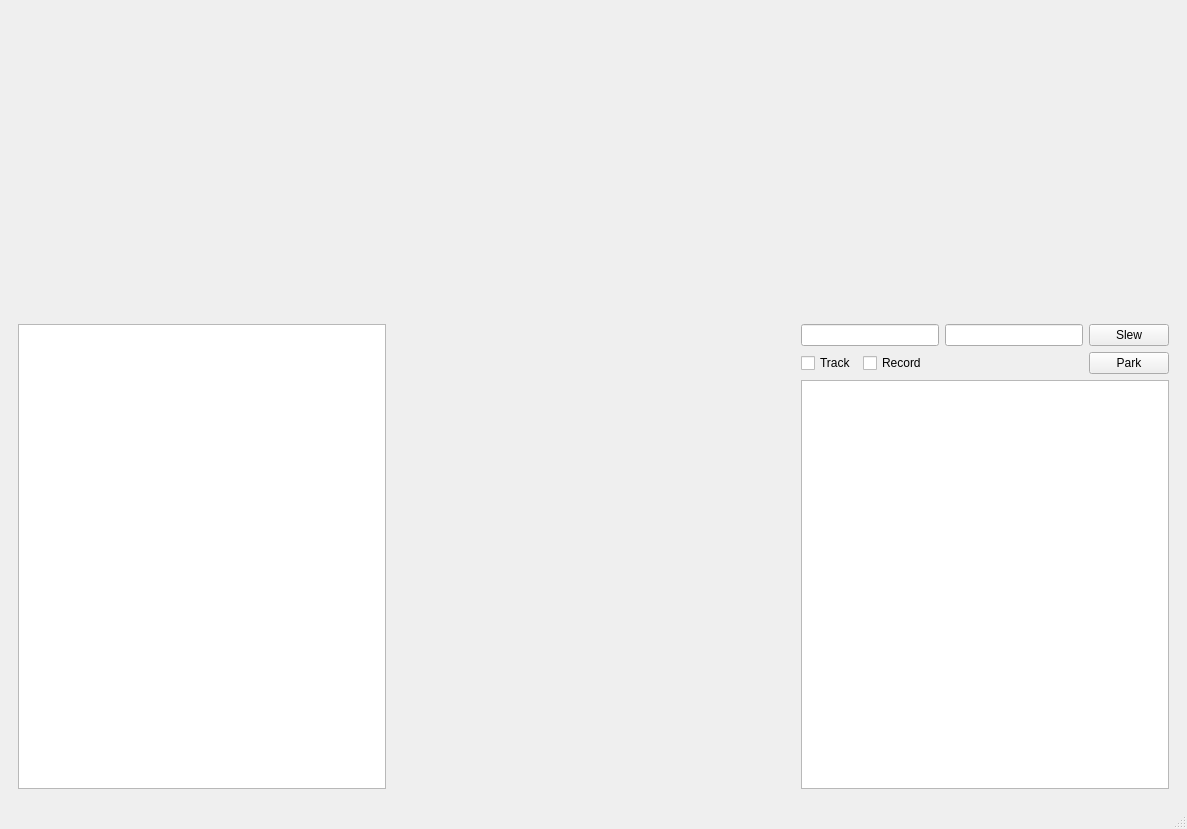
The window that frontend/qt5gui.ui (bgwalter/RadioTelescope) describes before a commit, drawn with Qt 5.
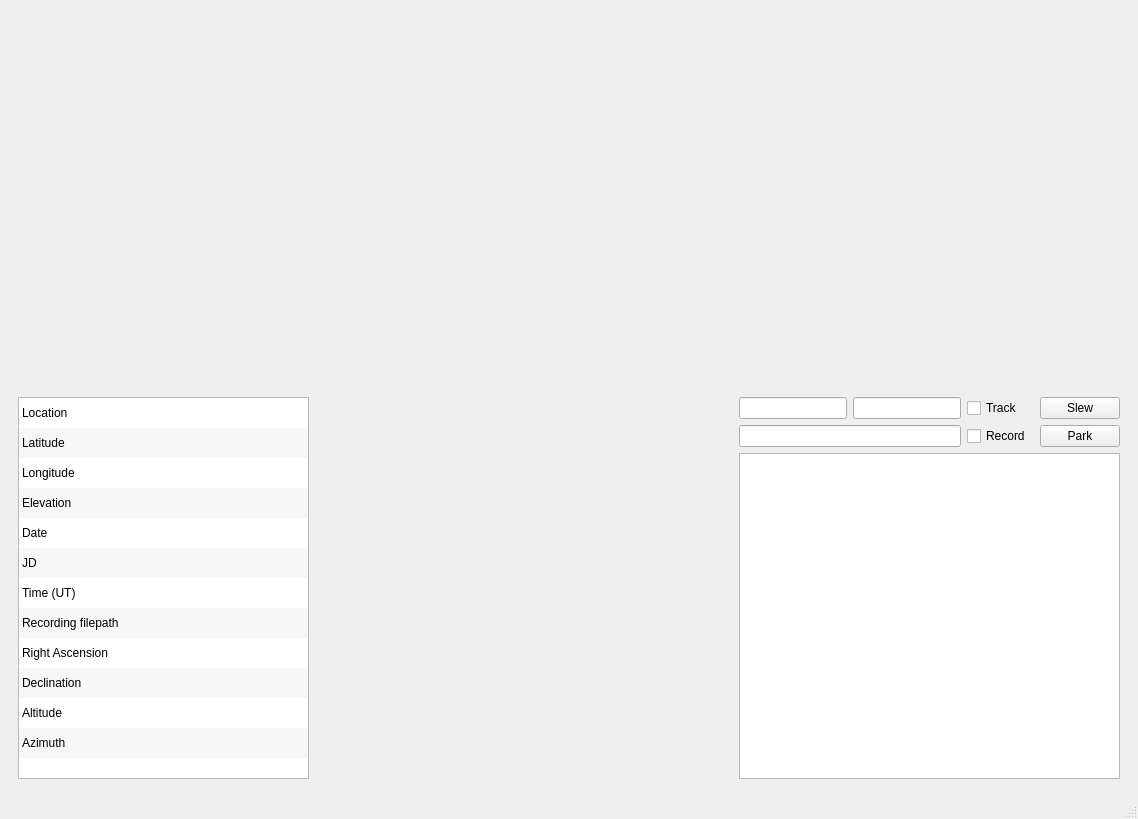
The same window after the commit.

The edit to the form file:
```diff
--- a/frontend/qt5gui.ui
+++ b/frontend/qt5gui.ui
@@ -6,8 +6,8 @@
    <rect>
     <x>0</x>
     <y>0</y>
-    <width>1187</width>
-    <height>829</height>
+    <width>1138</width>
+    <height>819</height>
    </rect>
   </property>
   <property name="windowTitle">
@@ -20,6 +20,12 @@
    <layout class="QVBoxLayout" name="verticalLayout">
     <item>
      <widget class="QWidget" name="radioSignal" native="true">
+      <property name="sizePolicy">
+       <sizepolicy hsizetype="Expanding" vsizetype="Expanding">
+        <horstretch>0</horstretch>
+        <verstretch>0</verstretch>
+       </sizepolicy>
+      </property>
       <property name="minimumSize">
        <size>
         <width>0</width>
@@ -40,7 +46,130 @@
         </property>
         <layout class="QVBoxLayout" name="verticalLayout_4">
          <item>
-          <widget class="QListWidget" name="telescopeInfo"/>
+          <widget class="QTableWidget" name="telescopeInfo">
+           <property name="sizePolicy">
+            <sizepolicy hsizetype="Expanding" vsizetype="Preferred">
+             <horstretch>0</horstretch>
+             <verstretch>0</verstretch>
+            </sizepolicy>
+           </property>
+           <property name="maximumSize">
+            <size>
+             <width>300</width>
+             <height>16777215</height>
+            </size>
+           </property>
+           <property name="editTriggers">
+            <set>QAbstractItemView::NoEditTriggers</set>
+           </property>
+           <property name="alternatingRowColors">
+            <bool>true</bool>
+           </property>
+           <property name="showGrid">
+            <bool>false</bool>
+           </property>
+           <property name="gridStyle">
+            <enum>Qt::DotLine</enum>
+           </property>
+           <property name="sortingEnabled">
+            <bool>false</bool>
+           </property>
+           <property name="rowCount">
+            <number>12</number>
+           </property>
+           <property name="columnCount">
+            <number>2</number>
+           </property>
+           <attribute name="horizontalHeaderVisible">
+            <bool>false</bool>
+           </attribute>
+           <attribute name="horizontalHeaderDefaultSectionSize">
+            <number>130</number>
+           </attribute>
+           <attribute name="horizontalHeaderStretchLastSection">
+            <bool>true</bool>
+           </attribute>
+           <attribute name="verticalHeaderVisible">
+            <bool>false</bool>
+           </attribute>
+           <attribute name="verticalHeaderHighlightSections">
+            <bool>true</bool>
+           </attribute>
+           <row/>
+           <row/>
+           <row/>
+           <row/>
+           <row/>
+           <row/>
+           <row/>
+           <row/>
+           <row/>
+           <row/>
+           <row/>
+           <row/>
+           <column/>
+           <column/>
+           <item row="0" column="0">
+            <property name="text">
+             <string>Location</string>
+            </property>
+           </item>
+           <item row="1" column="0">
+            <property name="text">
+             <string>Latitude</string>
+            </property>
+           </item>
+           <item row="2" column="0">
+            <property name="text">
+             <string>Longitude</string>
+            </property>
+           </item>
+           <item row="3" column="0">
+            <property name="text">
+             <string>Elevation</string>
+            </property>
+           </item>
+           <item row="4" column="0">
+            <property name="text">
+             <string>Date</string>
+            </property>
+           </item>
+           <item row="5" column="0">
+            <property name="text">
+             <string>JD</string>
+            </property>
+           </item>
+           <item row="6" column="0">
+            <property name="text">
+             <string>Time (UT)</string>
+            </property>
+           </item>
+           <item row="7" column="0">
+            <property name="text">
+             <string>Recording filepath</string>
+            </property>
+           </item>
+           <item row="8" column="0">
+            <property name="text">
+             <string>Right Ascension</string>
+            </property>
+           </item>
+           <item row="9" column="0">
+            <property name="text">
+             <string>Declination</string>
+            </property>
+           </item>
+           <item row="10" column="0">
+            <property name="text">
+             <string>Altitude</string>
+            </property>
+           </item>
+           <item row="11" column="0">
+            <property name="text">
+             <string>Azimuth</string>
+            </property>
+           </item>
+          </widget>
          </item>
         </layout>
        </widget>
@@ -53,6 +182,13 @@
           <verstretch>0</verstretch>
          </sizepolicy>
         </property>
+        <property name="minimumSize">
+         <size>
+          <width>400</width>
+          <height>400</height>
+         </size>
+        </property>
+        <layout class="QVBoxLayout" name="figvl"/>
        </widget>
       </item>
       <item>
@@ -80,6 +216,25 @@
              <item>
               <widget class="QLineEdit" name="dec"/>
              </item>
+             <item>
+              <widget class="QCheckBox" name="trackBtn">
+               <property name="minimumSize">
+                <size>
+                 <width>67</width>
+                 <height>0</height>
+                </size>
+               </property>
+               <property name="baseSize">
+                <size>
+                 <width>0</width>
+                 <height>0</height>
+                </size>
+               </property>
+               <property name="text">
+                <string>Track</string>
+               </property>
+              </widget>
+             </item>
              <item>
               <widget class="QPushButton" name="slewBtn">
                <property name="text">
@@ -92,32 +247,27 @@
            <item>
             <layout class="QHBoxLayout" name="horizontalLayout_3">
              <item>
-              <widget class="QCheckBox" name="trackBtn">
-               <property name="text">
-                <string>Track</string>
-               </property>
-              </widget>
+              <widget class="QLineEdit" name="recordPath"/>
              </item>
              <item>
               <widget class="QCheckBox" name="recordBtn">
+               <property name="minimumSize">
+                <size>
+                 <width>67</width>
+                 <height>0</height>
+                </size>
+               </property>
+               <property name="baseSize">
+                <size>
+                 <width>0</width>
+                 <height>0</height>
+                </size>
+               </property>
                <property name="text">
                 <string>Record</string>
                </property>
               </widget>
              </item>
-             <item>
-              <spacer name="horizontalSpacer">
-               <property name="orientation">
-                <enum>Qt::Horizontal</enum>
-               </property>
-               <property name="sizeHint" stdset="0">
-                <size>
-                 <width>40</width>
-                 <height>20</height>
-                </size>
-               </property>
-              </spacer>
-             </item>
              <item>
               <widget class="QPushButton" name="parkBtn">
                <property name="text">
@@ -130,7 +280,20 @@
           </layout>
          </item>
          <item>
-          <widget class="QListWidget" name="commandOutput"/>
+          <widget class="QListWidget" name="commandOutput">
+           <property name="frameShape">
+            <enum>QFrame::StyledPanel</enum>
+           </property>
+           <property name="autoScrollMargin">
+            <number>0</number>
+           </property>
+           <property name="editTriggers">
+            <set>QAbstractItemView::NoEditTriggers</set>
+           </property>
+           <property name="verticalScrollMode">
+            <enum>QAbstractItemView::ScrollPerPixel</enum>
+           </property>
+          </widget>
          </item>
         </layout>
        </widget>
```
